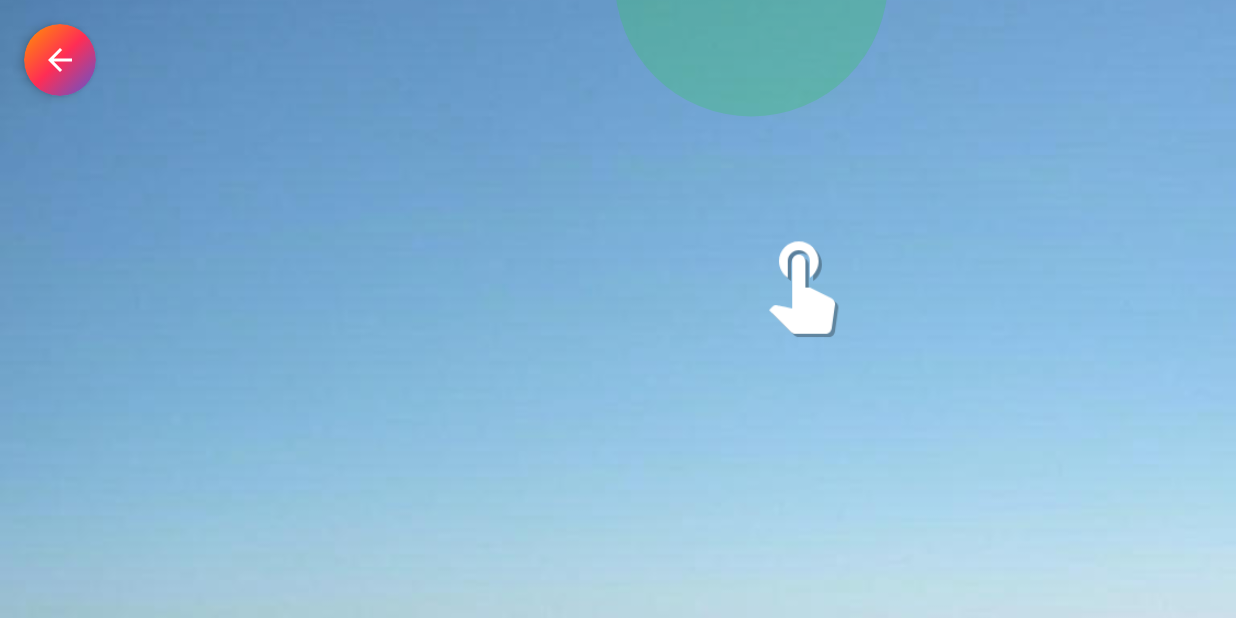
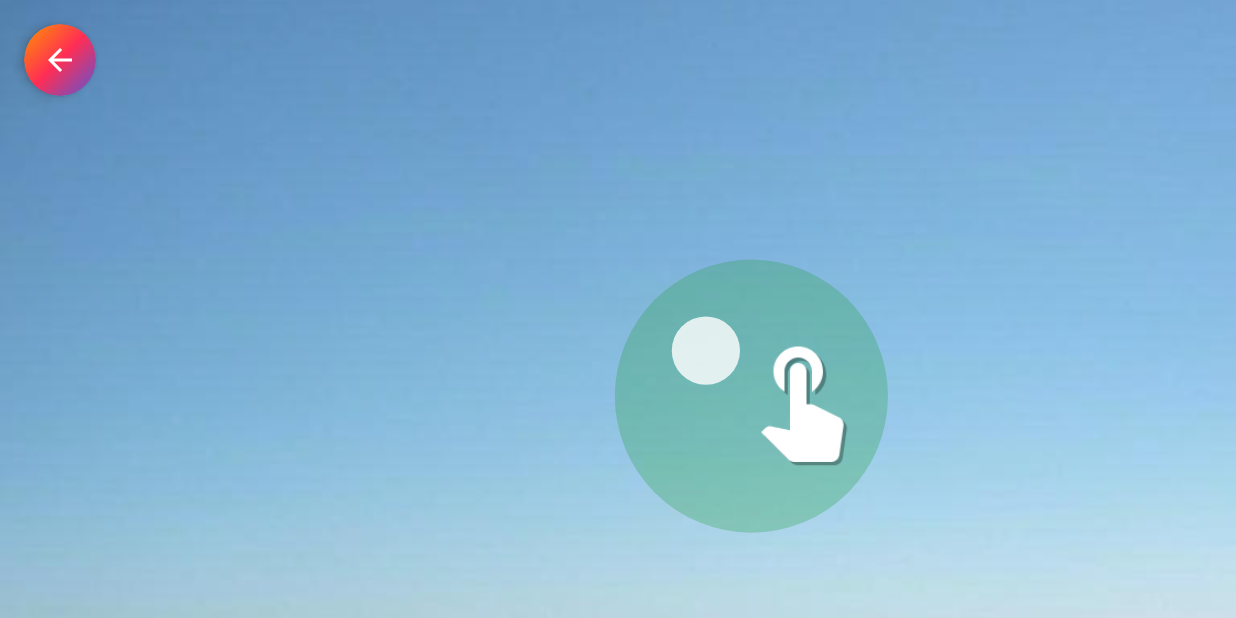
Before and after one commit to sarbajitsaha/Hackathon-MD, an Android app built with Jetpack Compose: the pop_bubble screen opened through its navigation route, on a phone screen of 824 x 412 dp (held sideways). Run offline under Robolectric (Android 15) with nearby library versions, the phone set to English and light mode, and no system bars.

Commit message:
Fix back button in calm screen. Fix tutorial for pop bubble.

```diff
--- a/app/src/main/java/com/coredumped/project/calm/PopBubble.kt
+++ b/app/src/main/java/com/coredumped/project/calm/PopBubble.kt
@@ -57,18 +57,17 @@ import kotlin.math.sin
 import kotlin.math.sqrt
 import kotlin.random.Random
 
-// Define a list of playful bubble colors
 val bubbleColors = listOf(
-    Color(0xFF5AC8FA), // Light Blue
-    Color(0xFFFF2D55), // Pink
-    Color(0xFF5856D6), // Purple
-    Color(0xFFFF9500), // Orange
-    Color(0xFF34C759), // Green
-    Color(0xFFFF3B30), // Red
-    Color(0xFFFFCC00), // Yellow
-    Color(0xFF00C7BE), // Teal
-    Color(0xFFAF52DE), // Lavender
-    Color(0xFFFF6B8A)  // Coral
+    Color(0xFF48A0C8), // Darker Light Blue
+    Color(0xFFCC2444), // Darker Pink
+    Color(0xFF4645AB), // Darker Purple
+    Color(0xFFCC7700), // Darker Orange
+    Color(0xFF2A9F47), // Darker Green
+    Color(0xFFCC2F26), // Darker Red
+    Color(0xFFCCA300), // Darker Yellow
+    Color(0xFF009F98), // Darker Teal
+    Color(0xFF8C42B2), // Darker Lavender
+    Color(0xFFCC566E)  // Darker Coral
 )
 
 @Composable
@@ -91,9 +90,7 @@ fun PopBubbleScreen(navController: NavController) {
             delay(16) // ~60 FPS
             val currentTime = System.currentTimeMillis()
             bubbles.forEach { bubble ->
-                if (bubble.isPopping) {
-                    // Continue pop animation
-                } else {
+                if (bubble.isTutorial.not() && !bubble.isPopping) {
                     bubble.y -= bubble.speed
                 }
             }
@@ -281,10 +278,15 @@ fun TutorialFinger(
 ) {
     if (bubbles.isEmpty()) return
 
-    val firstBubble = bubbles.first()
+    val tutorialBubble = remember { bubbles.first() }
+
+    val targetX = tutorialBubble.x
+    val targetY = tutorialBubble.y
+    tutorialBubble.isTutorial = true
+
     val density = LocalDensity.current
     // Increased finger size for better visibility
-    val fingerSize = 64.dp
+    val fingerSize = 80.dp
     val fingerSizePx = with(density) { fingerSize.toPx() }
 
     // Start finger off-screen to the right
@@ -308,12 +310,11 @@ fun TutorialFinger(
         // Delay to allow bubble to become visible
         delay(300)
 
-        // Animate finger moving left to the bubble position
         launch {
-            fingerX.animateTo(firstBubble.x, animationSpec = tween(1000)) // Move over 1 second
+            fingerX.animateTo(targetX, animationSpec = tween(1000))
         }
         launch {
-            fingerY.animateTo(firstBubble.y, animationSpec = tween(1000))
+            fingerY.animateTo(targetY, animationSpec = tween(1000))
         }
 
         delay(1000) // Wait for move to complete
@@ -324,8 +325,8 @@ fun TutorialFinger(
 
         // Trigger pop on the bubble
         coroutineScope.launch {
-            firstBubble.isPopping = true
-            firstBubble.scale.animateTo(0f, animationSpec = tween(300))
+            tutorialBubble.isPopping = true
+            tutorialBubble.scale.animateTo(0f, animationSpec = tween(300))
         }
 
         // Spawn pop particles with the same color as the bubble
@@ -335,7 +336,7 @@ fun TutorialFinger(
             val vx = cos(angle) * particleSpeed
             val vy = sin(angle) * particleSpeed
             val particleRadius = Random.nextFloat() * 10 + 5
-            particles.add(BubbleParticle(firstBubble.x, firstBubble.y, vx, vy, particleRadius, color = firstBubble.color))
+            particles.add(BubbleParticle(tutorialBubble.x, tutorialBubble.y, vx, vy, particleRadius, color = tutorialBubble.color))
         }
 
         // Play sound
@@ -394,7 +395,8 @@ data class Bubble(
     var speed: Float,
     val color: Color = bubbleColors.random(), // Default to a random color
     val scale: Animatable<Float, AnimationVector1D> = Animatable(1f),
-    var isPopping: Boolean = false
+    var isPopping: Boolean = false,
+    var isTutorial: Boolean = false
 )
 
 data class BubbleParticle(
```
Also changed, not shown: app/src/main/java/com/coredumped/project/ui/CalmScreen.kt (+28 -28 lines).
